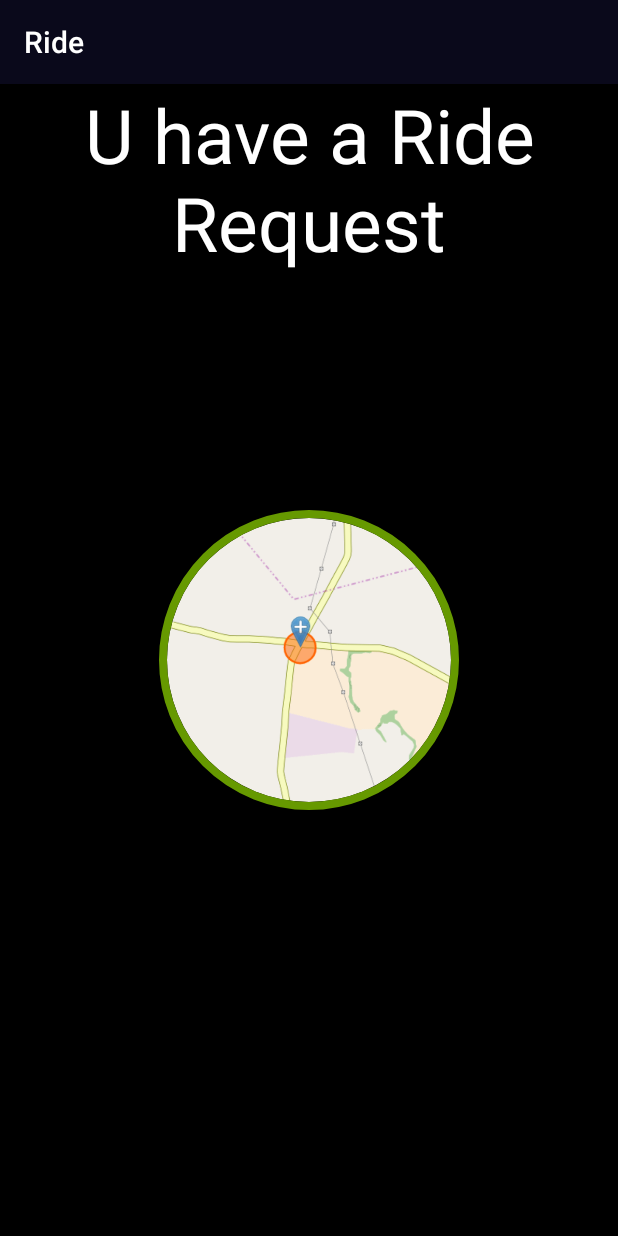
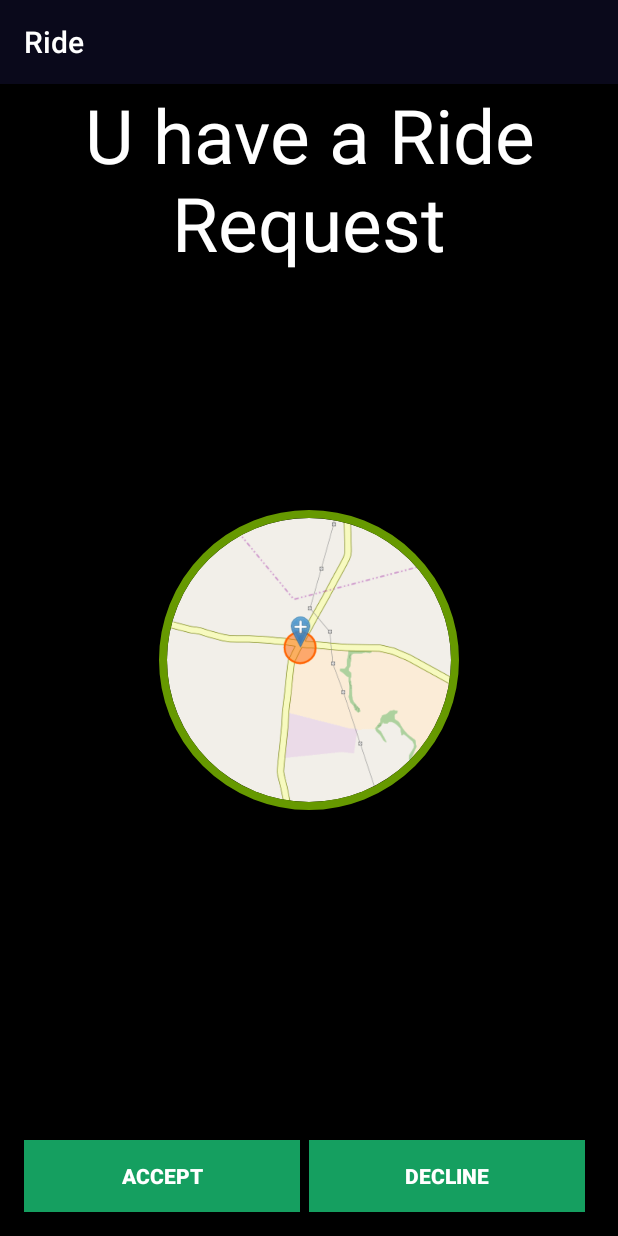
Before and after one commit to Aasis007/RidePartnerApp, an Android app: the CustomerCall screen opened directly, with no data from a screen before it, on a phone screen of 412 x 824 dp. Run offline under Robolectric (Android 15) with nearby library versions, the phone set to English and light mode, and no system bars; our stand-ins replace CircleImageView.

Commit message:
final comit

```diff
--- a/app/src/main/java/Common/Common.java
+++ b/app/src/main/java/Common/Common.java
@@ -2,6 +2,7 @@ package Common;
 
 import android.location.Location;
 
+import com.example.laptop.ride.Model.User;
 import com.google.android.gms.maps.internal.IGoogleMapDelegate;
 
 import Retrofit.FCMClient;
@@ -21,7 +22,9 @@ public class Common {
     public static final String user_rider_tbl = "RidersInformation";
     public static final String pickup_request_tbl = "Pickuprequest";
     public static String token_tbl = "Tokens";
+    public static User currentuser;
     public static Location mLastLocation=null;
+
 
 
 
--- a/app/src/main/java/com/example/laptop/ride/CustomerCall.java
+++ b/app/src/main/java/com/example/laptop/ride/CustomerCall.java
@@ -1,16 +1,24 @@
 package com.example.laptop.ride;
 
 import android.animation.ValueAnimator;
+import android.content.Intent;
 import android.graphics.Color;
 import android.media.MediaPlayer;
 import android.os.Handler;
 import android.support.v7.app.AppCompatActivity;
 import android.os.Bundle;
+import android.text.TextUtils;
 import android.util.Log;
+import android.view.View;
 import android.view.animation.LinearInterpolator;
+import android.widget.Button;
 import android.widget.TextView;
 import android.widget.Toast;
 
+import com.example.laptop.ride.Model.FCMResponse;
+import com.example.laptop.ride.Model.Notification;
+import com.example.laptop.ride.Model.Sender;
+import com.example.laptop.ride.Model.Token;
 import com.google.android.gms.maps.CameraUpdate;
 import com.google.android.gms.maps.CameraUpdateFactory;
 import com.google.android.gms.maps.model.BitmapDescriptorFactory;
@@ -28,6 +36,7 @@ import org.json.JSONObject;
 import java.util.List;
 
 import Common.Common;
+import Retrofit.IFCMService;
 import Retrofit.IGoogleAPI;
 import retrofit2.Call;
 import retrofit2.Callback;
@@ -39,6 +48,10 @@ public class CustomerCall extends AppCompatActivity {
     MediaPlayer mediaPlayer;
 
     IGoogleAPI mServices;
+    IFCMService mFCMService;
+    Button acceptBtn,declinebtn;
+    String customerID;
+    double lat,lng;
 
     @Override
     protected void onCreate(Bundle savedInstanceState) {
@@ -46,6 +59,7 @@ public class CustomerCall extends AppCompatActivity {
         setContentView(R.layout.activity_customer_call);
 
         mServices = Common.getGoogleAPI();
+        mFCMService = Common.getFCMService();
 
         //initialize views
 
@@ -53,14 +67,40 @@ public class CustomerCall extends AppCompatActivity {
         Distance = (TextView) findViewById(R.id.txtDistance);
         Time = (TextView) findViewById(R.id.txtTime);
 
+        //buttons
+        acceptBtn = (Button)findViewById(R.id.btnacept);
+
+        acceptBtn.setOnClickListener(new View.OnClickListener() {
+            @Override
+            public void onClick(View view) {
+                Intent intent = new Intent(CustomerCall.this,RiderTracking.class);
+                intent.putExtra("lat",lat);
+                intent.putExtra("lng",lng);
+                intent.putExtra("customerID",customerID);
+                startActivity(intent);
+                finish();
+            }
+        });
+        declinebtn = (Button)findViewById(R.id.declinebtn);
+
+        declinebtn.setOnClickListener(new View.OnClickListener() {
+            @Override
+            public void onClick(View view) {
+                if (!TextUtils.isEmpty(customerID))
+                        cancelbooking();
+
+            }
+        });
+
         mediaPlayer = MediaPlayer.create(this, R.raw.ringtone);
         mediaPlayer.setLooping(true);
         mediaPlayer.start();
 
         if (getIntent() != null) {
-            double lat = getIntent().getDoubleExtra("lat",0);
-            double lng = getIntent().getDoubleExtra("lng", 0);
+           lat = getIntent().getDoubleExtra("lat",0);
+            lng = getIntent().getDoubleExtra("lng", 0);
 
+            customerID = getIntent().getStringExtra("customer");
 
             getDirection(lat, lng);
 
@@ -68,6 +108,29 @@ public class CustomerCall extends AppCompatActivity {
         }
 
 
+    }
+
+    private void cancelbooking() {
+        Token token = new Token(customerID);
+        Notification notification = new Notification("Cancel","Partner has declined your ride request");
+        Sender sender = new Sender(token.getToken(),notification);
+
+        mFCMService.sendMessage(sender)
+                .enqueue(new Callback<FCMResponse>() {
+                    @Override
+                    public void onResponse(Call<FCMResponse> call, Response<FCMResponse> response) {
+                        if (response.body().success == 1)
+                        {
+                            Toast.makeText(CustomerCall.this, "Request Cancelled",Toast.LENGTH_SHORT).show();
+                            finish();
+                        }
+                    }
+
+                    @Override
+                    public void onFailure(Call<FCMResponse> call, Throwable t) {
+
+                    }
+                });
     }
 
     private void getDirection(double lat, double lng) {
--- a/app/src/main/java/com/example/laptop/ride/Service/MyFirebaseMessaging.java
+++ b/app/src/main/java/com/example/laptop/ride/Service/MyFirebaseMessaging.java
@@ -21,6 +21,7 @@ public class MyFirebaseMessaging extends FirebaseMessagingService{
         intent.setFlags(Intent.FLAG_ACTIVITY_NEW_TASK);
         intent.putExtra("lat",customer_location.latitude);
         intent.putExtra("lng",customer_location.longitude);
+        intent.putExtra("customer",remoteMessage.getNotification().getTitle());
         startActivity(intent);
 
     }
--- a/app/src/main/res/layout/activity_customer_call.xml
+++ b/app/src/main/res/layout/activity_customer_call.xml
@@ -69,5 +69,39 @@
             android:layout_height="wrap_content" />
     </LinearLayout>
 
+    <LinearLayout
+        android:layout_width="match_parent"
+        android:layout_height="wrap_content"
+        android:orientation="horizontal"
+        android:weightSum="2"
+        android:layout_alignParentBottom="true"
+        android:layout_margin="16dp">
+
+
+        <Button
+            android:id="@+id/btnacept"
+            android:layout_weight="1"
+            android:background="#f816a463"
+            android:layout_marginRight="6dp"
+            android:textColor="@android:color/white"
+            android:text="ACCEPT"
+            android:textStyle="bold"
+            android:layout_width="0dp"
+            android:layout_height="wrap_content" />
+
+
+        <Button
+            android:id="@+id/declinebtn"
+            android:layout_weight="1"
+            android:background="#f816a463"
+            android:layout_marginRight="6dp"
+            android:textStyle="bold"
+            android:textColor="@android:color/white"
+            android:text="DECLINE"
+            android:layout_width="0dp"
+            android:layout_height="wrap_content" />
+
+
+    </LinearLayout>
 
 </RelativeLayout>
--- a/app/src/main/res/values/strings.xml
+++ b/app/src/main/res/values/strings.xml
@@ -2,4 +2,5 @@
     <string name="app_name">Ride</string>
     <string name="title_activity_welcome">Map</string>
     <string name="google_direction_api">AIzaSyCr1VZMO-CbmRVhIUFwvgdunUDmyMO_0Ws</string>
+    <string name="title_activity_rider_tracking">Map</string>
 </resources>
--- a/build.gradle
+++ b/build.gradle
@@ -3,6 +3,7 @@
 buildscript {
     repositories {
         jcenter()
+        google()
     }
     dependencies {
         classpath 'com.android.tools.build:gradle:3.0.1'
@@ -24,6 +25,7 @@ allprojects {
             url 'https://dl.bintray.com/glomadrian/maven'
 
         }
+        google()
     }
 
 }
```
Also changed, not shown: app/src/main/AndroidManifest.xml (+9 -4 lines), app/src/main/java/com/example/laptop/ride/Helper/DirectionsJSONParser.java (added, +102 -0 lines), app/src/main/java/com/example/laptop/ride/MainActivity.java (+17 -0 lines), app/src/main/java/com/example/laptop/ride/RiderTracking.java (added, +405 -0 lines), app/src/main/java/com/example/laptop/ride/Welcome.java (+32 -7 lines), app/src/main/res/layout/activity_rider_tracking.xml (added, +8 -0 lines).
